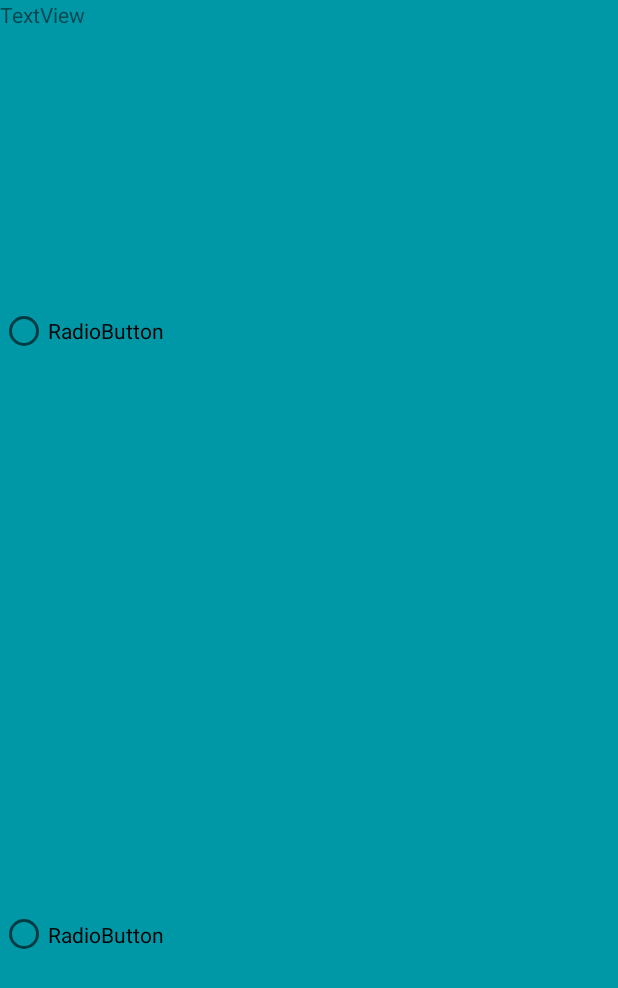
After one commit to agobeaux/LSINF1225Groupe7, an Android app: the AnswerBipollActivity screen opened directly, with no data from a screen before it, on a phone screen of 412 x 824 dp. The commit adds this screen. Shown: the top 988 px of the screen. Run offline under Robolectric (Android 15) with nearby library versions, the phone set to English and light mode, and no system bars.

Commit message:
Ebauche du debut de la réponse à un bipoll + corrections visuelles de certains layouts

```diff
--- a/MiniPoll/app/src/main/AndroidManifest.xml
+++ b/MiniPoll/app/src/main/AndroidManifest.xml
@@ -36,7 +36,8 @@
         <activity android:name=".activity.BiPollActivity" />
         <activity android:name=".activity.CreationActivity" />
         <activity android:name=".activity.CreationBipollActivity" />
-        <activity android:name=".activity.ResultBipollActivity"></activity>
+        <activity android:name=".activity.ResultBipollActivity" />
+        <activity android:name=".activity.AnswerBipollActivity"/>
     </application>
 
 </manifest>
--- /dev/null
+++ b/MiniPoll/app/src/main/java/be/groupe7lsinf1225/minipoll/activity/AnswerBipollActivity.java
@@ -0,0 +1,34 @@
+package be.groupe7lsinf1225.minipoll.activity;
+
+import android.app.Activity;
+import android.content.Intent;
+import android.support.v7.app.AppCompatActivity;
+import android.os.Bundle;
+import android.util.Log;
+import android.view.KeyEvent;
+import android.view.inputmethod.EditorInfo;
+import android.widget.TextView;
+
+import be.groupe7lsinf1225.minipoll.R;
+
+public class AnswerBipollActivity extends Activity implements TextView.OnEditorActionListener {
+
+    @Override
+    protected void onCreate(Bundle savedInstanceState) {
+        super.onCreate(savedInstanceState);
+        setContentView(R.layout.activity_answer_bipoll);
+
+        Intent old_intent = getIntent();
+        int idBipoll = old_intent.getIntExtra("idBipoll",0);
+    }
+
+
+
+    public boolean onEditorAction(TextView v, int actionId, KeyEvent event) {
+        if (actionId == EditorInfo.IME_ACTION_DONE) {
+            // confirm(v);
+            return true;
+        }
+        return false;
+    }
+}
--- a/MiniPoll/app/src/main/java/be/groupe7lsinf1225/minipoll/activity/BiPollActivity.java
+++ b/MiniPoll/app/src/main/java/be/groupe7lsinf1225/minipoll/activity/BiPollActivity.java
@@ -62,12 +62,15 @@ public class BiPollActivity extends Activity implements AdapterView.OnItemClickL
 
         @Override
         public void onItemClick(AdapterView<?> parent, View view, int position, long id) {
-            if(this.bipolls.get(position).equals(User.getConnectedUser().getLogin())){
+            if(this.bipolls.get(position).getAuthor().equals(User.getConnectedUser().getLogin())){
                 //full gestion & resultat
             }
             else{
                 //pour repondre / resultat
                 // ( implementez bipoll.haveAnswered() )
+                Intent intent = new Intent(this,AnswerBipollActivity.class);
+                intent.putExtra("idBipoll",this.bipolls.get(position).getLocId());
+                startActivity(intent);
             }
         }
 
--- /dev/null
+++ b/MiniPoll/app/src/main/res/layout/activity_answer_bipoll.xml
@@ -0,0 +1,42 @@
+<?xml version="1.0" encoding="utf-8"?>
+<android.support.constraint.ConstraintLayout xmlns:android="http://schemas.android.com/apk/res/android"
+    xmlns:app="http://schemas.android.com/apk/res-auto"
+    xmlns:tools="http://schemas.android.com/tools"
+    android:layout_width="match_parent"
+    android:layout_height="match_parent"
+    android:background="@color/colorBackground"
+    tools:context=".activity.AnswerBipollActivity">
+
+    <LinearLayout
+        android:layout_width="match_parent"
+        android:layout_height="match_parent"
+        android:orientation="vertical">
+
+        <TextView
+            android:id="@+id/textView7"
+            android:layout_width="match_parent"
+            android:layout_height="wrap_content"
+            android:text="TextView" />
+
+        <RadioGroup
+            android:layout_width="match_parent"
+            android:layout_height="match_parent"
+            android:orientation="vertical" >
+
+            <RadioButton
+                android:id="@+id/radioButton"
+                android:layout_width="match_parent"
+                android:layout_height="match_parent"
+                android:layout_weight="1"
+                android:text="RadioButton" />
+
+            <RadioButton
+                android:id="@+id/radioButton2"
+                android:layout_width="match_parent"
+                android:layout_height="match_parent"
+                android:layout_weight="1"
+                android:text="RadioButton" />
+        </RadioGroup>
+
+    </LinearLayout>
+</android.support.constraint.ConstraintLayout>
--- a/MiniPoll/app/src/main/res/layout/activity_creation.xml
+++ b/MiniPoll/app/src/main/res/layout/activity_creation.xml
@@ -4,6 +4,7 @@
     xmlns:tools="http://schemas.android.com/tools"
     android:layout_width="match_parent"
     android:layout_height="match_parent"
+    android:background="@color/colorBackground"
     tools:context=".activity.CreationActivity">
 
     <android.support.v7.widget.GridLayout
--- a/MiniPoll/app/src/main/res/layout/activity_creation_bipoll.xml
+++ b/MiniPoll/app/src/main/res/layout/activity_creation_bipoll.xml
@@ -4,6 +4,7 @@
     xmlns:tools="http://schemas.android.com/tools"
     android:layout_width="match_parent"
     android:layout_height="match_parent"
+    android:background="@color/colorBackground"
     tools:context=".activity.CreationBipollActivity">
 
     <LinearLayout
--- a/MiniPoll/app/src/main/res/layout/activity_gestion_friend.xml
+++ b/MiniPoll/app/src/main/res/layout/activity_gestion_friend.xml
@@ -4,6 +4,7 @@
     xmlns:tools="http://schemas.android.com/tools"
     android:layout_width="match_parent"
     android:layout_height="match_parent"
+    android:background="@color/colorBackground"
     tools:context=".activity.GestionFriendActivity">
 
     <TextView
--- a/MiniPoll/app/src/main/res/layout/activity_result_bipoll.xml
+++ b/MiniPoll/app/src/main/res/layout/activity_result_bipoll.xml
@@ -4,6 +4,7 @@
     xmlns:tools="http://schemas.android.com/tools"
     android:layout_width="match_parent"
     android:layout_height="match_parent"
+    android:background="@color/colorBackground"
     tools:context=".activity.ResultBipollActivity">
 
 </android.support.constraint.ConstraintLayout>
--- a/MiniPoll/app/src/main/res/layout/collected_friend_row.xml
+++ b/MiniPoll/app/src/main/res/layout/collected_friend_row.xml
@@ -3,12 +3,13 @@
 <LinearLayout xmlns:android="http://schemas.android.com/apk/res/android"
     android:layout_width="match_parent"
     android:layout_height="match_parent"
+    android:background="@color/colorBackground"
     android:orientation="vertical">
 
     <CheckBox
         android:id="@+id/friend_checkBox"
         android:layout_width="match_parent"
         android:layout_height="wrap_content"
-        android:onClick="oneFriendSelected"/>
+        android:onClick="oneFriendSelected" />
 
 </LinearLayout>
--- a/MiniPoll/app/src/main/res/layout/item_view_friend.xml
+++ b/MiniPoll/app/src/main/res/layout/item_view_friend.xml
@@ -10,7 +10,7 @@
         android:id="@+id/view_friend_username"
         android:layout_width="match_parent"
         android:layout_height="440dp"
-        android:background="#E339"
+        android:background="@color/colorBackground"
         android:gravity="center"
         android:textColor="@android:color/white"
         android:textSize="40sp"
--- a/MiniPoll/app/src/main/res/layout/item_view_user.xml
+++ b/MiniPoll/app/src/main/res/layout/item_view_user.xml
@@ -10,7 +10,7 @@
         android:id="@+id/view_user_username"
         android:layout_width="match_parent"
         android:layout_height="440dp"
-        android:background="#E339"
+        android:background="@color/colorBackground"
         android:gravity="center"
         android:textColor="@android:color/white"
         android:textSize="40sp"
--- a/MiniPoll/app/src/main/res/layout/notification_gestion_friend.xml
+++ b/MiniPoll/app/src/main/res/layout/notification_gestion_friend.xml
@@ -5,7 +5,7 @@
     android:layout_width="300dp"
     android:layout_height="200dp"
     android:layout_gravity="center"
-    android:background="@color/colorPrimary"
+    android:background="@color/colorBackground"
     android:paddingTop="0dp">
 
     <TextView
```
Also changed, not shown: MiniPoll/app/src/main/java/be/groupe7lsinf1225/minipoll/object/BiPoll.java (+10 -6 lines), MiniPoll/app/src/main/res/layout/activity_bipoll.xml (+7 -7 lines), MiniPoll/app/src/main/res/layout/activity_quiz.xml (+7 -7 lines), MiniPoll/app/src/main/res/layout/collected_poll_row.xml (+8 -4 lines).
